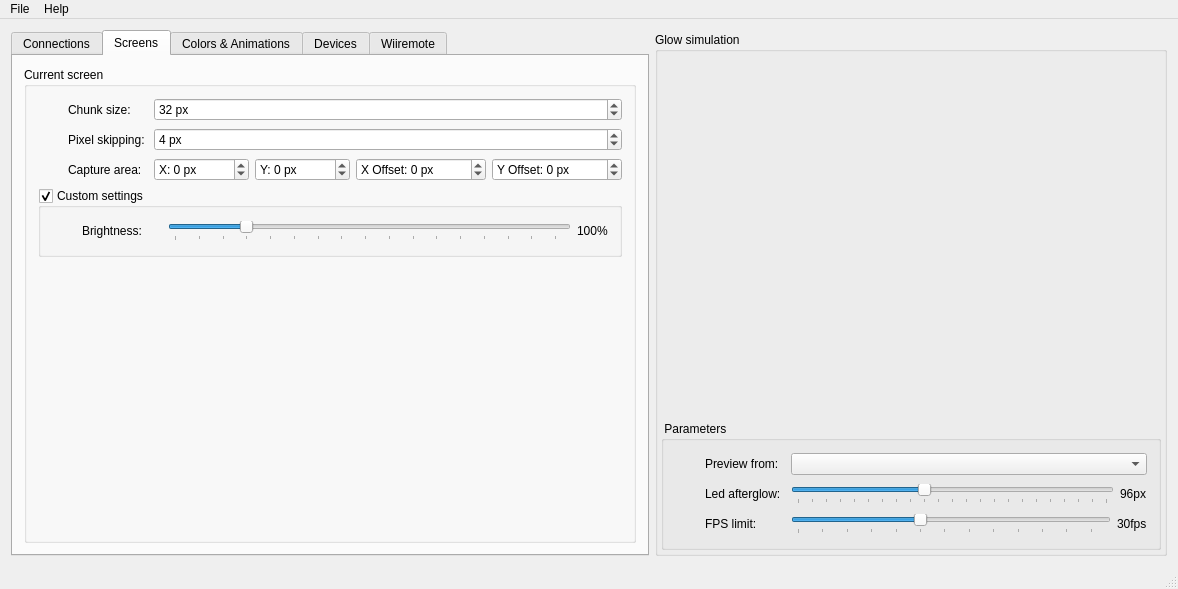
dev-0x7C6/led-frame, file mainwindow.ui: the form before one commit.
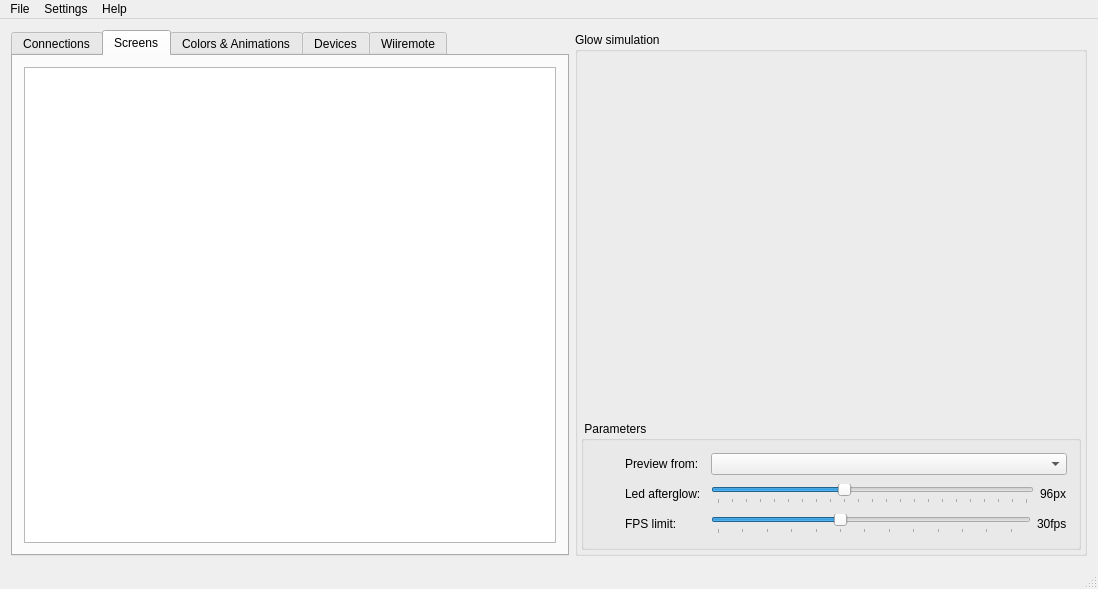
The form after the commit. The open tabs and pages were chosen to show the change. Icons and pictures are not drawn. Custom widgets are drawn as their Qt base class.

```diff
--- a/mainwindow.ui
+++ b/mainwindow.ui
@@ -6,8 +6,8 @@
    <rect>
     <x>0</x>
     <y>0</y>
-    <width>1092</width>
-    <height>569</height>
+    <width>1098</width>
+    <height>572</height>
    </rect>
   </property>
   <property name="sizePolicy">
@@ -235,356 +235,49 @@
           <attribute name="title">
            <string>Screens</string>
           </attribute>
-          <layout class="QVBoxLayout" name="verticalLayout_17">
+          <layout class="QVBoxLayout" name="verticalLayout_14">
            <item>
-            <widget class="QGroupBox" name="groupBox_9">
-             <property name="title">
-              <string>Current screen</string>
+            <widget class="QTreeWidget" name="treeWidget_2">
+             <property name="sizePolicy">
+              <sizepolicy hsizetype="MinimumExpanding" vsizetype="MinimumExpanding">
+               <horstretch>0</horstretch>
+               <verstretch>0</verstretch>
+              </sizepolicy>
              </property>
-             <layout class="QVBoxLayout" name="verticalLayout_16">
-              <item>
-               <layout class="QHBoxLayout" name="horizontalLayout_7">
-                <item>
-                 <widget class="QLabel" name="brightnessIcon_5">
-                  <property name="minimumSize">
-                   <size>
-                    <width>24</width>
-                    <height>24</height>
-                   </size>
-                  </property>
-                  <property name="text">
-                   <string/>
-                  </property>
-                  <property name="pixmap">
-                   <pixmap resource="resources/resource.qrc">:/22x22/chunks.png</pixmap>
-                  </property>
-                  <property name="alignment">
-                   <set>Qt::AlignCenter</set>
-                  </property>
-                 </widget>
-                </item>
-                <item>
-                 <widget class="QLabel" name="brightnessLabel_5">
-                  <property name="minimumSize">
-                   <size>
-                    <width>80</width>
-                    <height>0</height>
-                   </size>
-                  </property>
-                  <property name="text">
-                   <string>Chunk size:</string>
-                  </property>
-                 </widget>
-                </item>
-                <item>
-                 <widget class="QSpinBox" name="chunkSize">
-                  <property name="sizePolicy">
-                   <sizepolicy hsizetype="MinimumExpanding" vsizetype="Fixed">
-                    <horstretch>0</horstretch>
-                    <verstretch>0</verstretch>
-                   </sizepolicy>
-                  </property>
-                  <property name="statusTip">
-                   <string>Size of chunks</string>
-                  </property>
-                  <property name="suffix">
-                   <string> px</string>
-                  </property>
-                  <property name="prefix">
-                   <string/>
-                  </property>
-                  <property name="minimum">
-                   <number>8</number>
-                  </property>
-                  <property name="maximum">
-                   <number>128</number>
-                  </property>
-                  <property name="value">
-                   <number>32</number>
-                  </property>
-                 </widget>
-                </item>
-               </layout>
-              </item>
-              <item>
-               <layout class="QHBoxLayout" name="horizontalLayout_9">
-                <item>
-                 <widget class="QLabel" name="brightnessIcon_7">
-                  <property name="minimumSize">
-                   <size>
-                    <width>24</width>
-                    <height>24</height>
-                   </size>
-                  </property>
-                  <property name="text">
-                   <string/>
-                  </property>
-                  <property name="pixmap">
-                   <pixmap resource="resources/resource.qrc">:/22x22/skip.png</pixmap>
-                  </property>
-                  <property name="alignment">
-                   <set>Qt::AlignCenter</set>
-                  </property>
-                 </widget>
-                </item>
-                <item>
-                 <widget class="QLabel" name="brightnessLabel_12">
-                  <property name="minimumSize">
-                   <size>
-                    <width>80</width>
-                    <height>0</height>
-                   </size>
-                  </property>
-                  <property name="text">
-                   <string>Pixel skipping:</string>
-                  </property>
-                 </widget>
-                </item>
-                <item>
-                 <widget class="QSpinBox" name="pixelSkip">
-                  <property name="sizePolicy">
-                   <sizepolicy hsizetype="MinimumExpanding" vsizetype="Fixed">
-                    <horstretch>0</horstretch>
-                    <verstretch>0</verstretch>
-                   </sizepolicy>
-                  </property>
-                  <property name="suffix">
-                   <string> px</string>
-                  </property>
-                  <property name="minimum">
-                   <number>0</number>
-                  </property>
-                  <property name="maximum">
-                   <number>64</number>
-                  </property>
-                  <property name="value">
-                   <number>4</number>
-                  </property>
-                 </widget>
-                </item>
-               </layout>
-              </item>
-              <item>
-               <layout class="QHBoxLayout" name="horizontalLayout_8">
-                <item>
-                 <widget class="QLabel" name="brightnessIcon_6">
-                  <property name="minimumSize">
-                   <size>
-                    <width>24</width>
-                    <height>24</height>
-                   </size>
-                  </property>
-                  <property name="text">
-                   <string/>
-                  </property>
-                  <property name="pixmap">
-                   <pixmap resource="resources/resource.qrc">:/22x22/area.png</pixmap>
-                  </property>
-                  <property name="alignment">
-                   <set>Qt::AlignCenter</set>
-                  </property>
-                 </widget>
-                </item>
-                <item>
-                 <widget class="QLabel" name="brightnessLabel_6">
-                  <property name="minimumSize">
-                   <size>
-                    <width>80</width>
-                    <height>0</height>
-                   </size>
-                  </property>
-                  <property name="text">
-                   <string>Capture area:</string>
-                  </property>
-                 </widget>
-                </item>
-                <item>
-                 <widget class="QSpinBox" name="x">
-                  <property name="sizePolicy">
-                   <sizepolicy hsizetype="MinimumExpanding" vsizetype="Fixed">
-                    <horstretch>0</horstretch>
-                    <verstretch>0</verstretch>
-                   </sizepolicy>
-                  </property>
-                  <property name="suffix">
-                   <string> px</string>
-                  </property>
-                  <property name="prefix">
-                   <string>X: </string>
-                  </property>
-                  <property name="minimum">
-                   <number>-10000</number>
-                  </property>
-                  <property name="maximum">
-                   <number>10000</number>
-                  </property>
-                 </widget>
-                </item>
-                <item>
-                 <widget class="QSpinBox" name="y">
-                  <property name="sizePolicy">
-                   <sizepolicy hsizetype="MinimumExpanding" vsizetype="Fixed">
-                    <horstretch>0</horstretch>
-                    <verstretch>0</verstretch>
-                   </sizepolicy>
-                  </property>
-                  <property name="suffix">
-                   <string> px</string>
-                  </property>
-                  <property name="prefix">
-                   <string>Y: </string>
-                  </property>
-                  <property name="minimum">
-                   <number>-10000</number>
-                  </property>
-                  <property name="maximum">
-                   <number>10000</number>
-                  </property>
-                 </widget>
-                </item>
-                <item>
-                 <widget class="QSpinBox" name="xoffset">
-                  <property name="sizePolicy">
-                   <sizepolicy hsizetype="MinimumExpanding" vsizetype="Fixed">
-                    <horstretch>0</horstretch>
-                    <verstretch>0</verstretch>
-                   </sizepolicy>
-                  </property>
-                  <property name="suffix">
-                   <string> px</string>
-                  </property>
-                  <property name="prefix">
-                   <string>X Offset: </string>
-                  </property>
-                  <property name="minimum">
-                   <number>-10000</number>
-                  </property>
-                  <property name="maximum">
-                   <number>10000</number>
-                  </property>
-                 </widget>
-                </item>
-                <item>
-                 <widget class="QSpinBox" name="yoffset">
-                  <property name="sizePolicy">
-                   <sizepolicy hsizetype="MinimumExpanding" vsizetype="Fixed">
-                    <horstretch>0</horstretch>
-                    <verstretch>0</verstretch>
-                   </sizepolicy>
-                  </property>
-                  <property name="suffix">
-                   <string> px</string>
-                  </property>
-                  <property name="prefix">
-                   <string>Y Offset: </string>
-                  </property>
-                  <property name="minimum">
-                   <number>-10000</number>
-                  </property>
-                  <property name="maximum">
-                   <number>10000</number>
-                  </property>
-                 </widget>
-                </item>
-               </layout>
-              </item>
-              <item>
-               <widget class="QGroupBox" name="groupBox_8">
-                <property name="title">
-                 <string>Custom settings</string>
-                </property>
-                <property name="checkable">
-                 <bool>true</bool>
-                </property>
-                <layout class="QVBoxLayout" name="verticalLayout_14">
-                 <item>
-                  <layout class="QHBoxLayout" name="horizontalLayout_22">
-                   <item>
-                    <widget class="QLabel" name="brightnessIcon_17">
-                     <property name="minimumSize">
-                      <size>
-                       <width>24</width>
-                       <height>24</height>
-                      </size>
-                     </property>
-                     <property name="text">
-                      <string/>
-                     </property>
-                     <property name="pixmap">
-                      <pixmap resource="resources/resource.qrc">:/22x22/brightness.png</pixmap>
-                     </property>
-                     <property name="alignment">
-                      <set>Qt::AlignCenter</set>
-                     </property>
-                    </widget>
-                   </item>
-                   <item>
-                    <widget class="QLabel" name="brightnessLabel_17">
-                     <property name="minimumSize">
-                      <size>
-                       <width>80</width>
-                       <height>0</height>
-                      </size>
-                     </property>
-                     <property name="text">
-                      <string>Brightness:</string>
-                     </property>
-                    </widget>
-                   </item>
-                   <item>
-                    <widget class="QSlider" name="brightnessSlider_3">
-                     <property name="statusTip">
-                      <string>Tune led brightness</string>
-                     </property>
-                     <property name="minimum">
-                      <number>10</number>
-                     </property>
-                     <property name="maximum">
-                      <number>500</number>
-                     </property>
-                     <property name="value">
-                      <number>100</number>
-                     </property>
-                     <property name="sliderPosition">
-                      <number>100</number>
-                     </property>
-                     <property name="orientation">
-                      <enum>Qt::Horizontal</enum>
-                     </property>
-                     <property name="tickPosition">
-                      <enum>QSlider::TicksBelow</enum>
-                     </property>
-                     <property name="tickInterval">
-                      <number>30</number>
-                     </property>
-                    </widget>
-                   </item>
-                   <item>
-                    <widget class="QLabel" name="proc_3">
-                     <property name="text">
-                      <string>100%</string>
-                     </property>
-                    </widget>
-                   </item>
-                  </layout>
-                 </item>
-                </layout>
-               </widget>
-              </item>
-              <item>
-               <spacer name="verticalSpacer_6">
-                <property name="orientation">
-                 <enum>Qt::Vertical</enum>
-                </property>
-                <property name="sizeHint" stdset="0">
-                 <size>
-                  <width>20</width>
-                  <height>40</height>
-                 </size>
-                </property>
-               </spacer>
-              </item>
-             </layout>
+             <property name="verticalScrollBarPolicy">
+              <enum>Qt::ScrollBarAlwaysOff</enum>
+             </property>
+             <property name="horizontalScrollBarPolicy">
+              <enum>Qt::ScrollBarAlwaysOff</enum>
+             </property>
+             <property name="selectionMode">
+              <enum>QAbstractItemView::NoSelection</enum>
+             </property>
+             <property name="selectionBehavior">
+              <enum>QAbstractItemView::SelectColumns</enum>
+             </property>
+             <property name="iconSize">
+              <size>
+               <width>22</width>
+               <height>22</height>
+              </size>
+             </property>
+             <attribute name="headerVisible">
+              <bool>false</bool>
+             </attribute>
+             <attribute name="headerStretchLastSection">
+              <bool>true</bool>
+             </attribute>
+             <column>
+              <property name="text">
+               <string>Device</string>
+              </property>
+             </column>
+             <column>
+              <property name="text">
+               <string>Settings</string>
+              </property>
+             </column>
             </widget>
            </item>
           </layout>
@@ -1268,7 +961,7 @@
     <rect>
      <x>0</x>
      <y>0</y>
-     <width>1092</width>
+     <width>1098</width>
      <height>20</height>
     </rect>
    </property>
@@ -1284,7 +977,14 @@
     </property>
     <addaction name="actionAbout"/>
    </widget>
+   <widget class="QMenu" name="menuSettings">
+    <property name="title">
+     <string>Settings</string>
+    </property>
+    <addaction name="actionAdvanced_settings"/>
+   </widget>
    <addaction name="menuFile"/>
+   <addaction name="menuSettings"/>
    <addaction name="menuHelp"/>
   </widget>
   <widget class="QStatusBar" name="statusBar">
```
Left out of the diff: 94 changed lines with no effect on the pictures.
